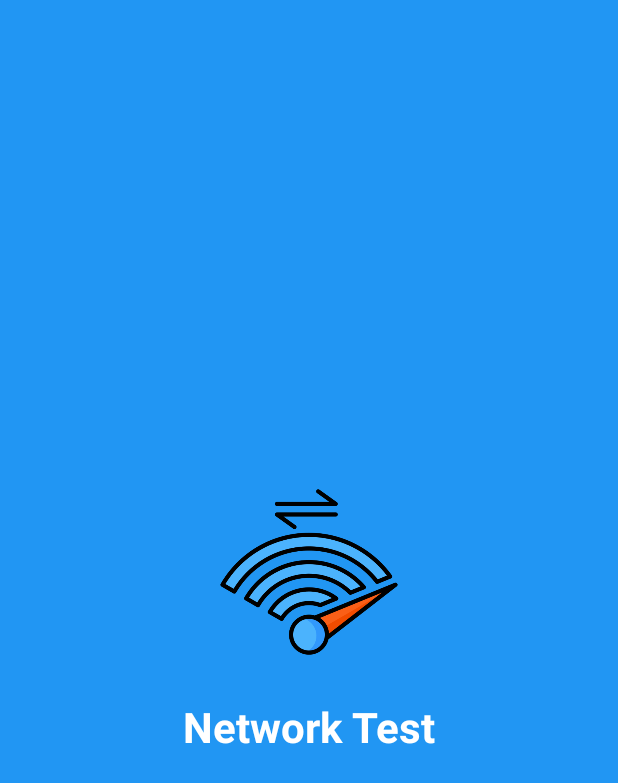
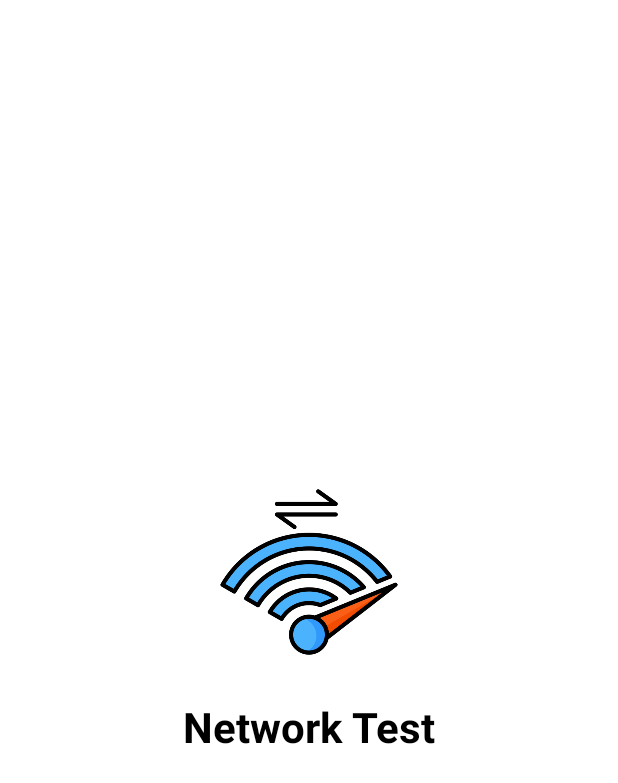
Before and after one commit to sabbir4hmed/Network_Test, an Android app: the SplashActivity screen opened directly, with no data from a screen before it, on a phone screen of 412 x 824 dp. Shown: the top 783 px of the screen. Run offline under Robolectric (Android 15) with nearby library versions, the light colour scheme and no system bars.

Commit message:
updated many items

```diff
--- a/app/src/main/java/com/sabbir/waltonmobile/networktest/FieldTest/SimTestActivity.java
+++ b/app/src/main/java/com/sabbir/waltonmobile/networktest/FieldTest/SimTestActivity.java
@@ -106,7 +106,7 @@ public class SimTestActivity extends AppCompatActivity {
 
     private void saveFieldTestData() {
         // Get current timestamp
-        String timestamp = new SimpleDateFormat("yyyy-MM-dd HH:mm:ss", Locale.getDefault()).format(new Date());
+        String timestamp = new SimpleDateFormat("yyyy-MM-dd hh:mm:ss", Locale.getDefault()).format(new Date());
 
         // Collect form data
         String id = etId.getText().toString().trim();
@@ -228,6 +228,7 @@ public class SimTestActivity extends AppCompatActivity {
         StringBuilder buildInfo = new StringBuilder();
         buildInfo.append("Android Version: ").append(Build.VERSION.RELEASE).append("\n");
         buildInfo.append("API Level: ").append(Build.VERSION.SDK_INT).append("\n");
+        buildInfo.append("Build Number: ").append(Build.DISPLAY).append("\n");
         buildInfo.append("Build ID: ").append(Build.ID).append("\n");
         buildInfo.append("Build Type: ").append(Build.TYPE).append("\n");
         buildInfo.append("Build Tags: ").append(Build.TAGS).append("\n");
--- a/app/src/main/res/layout/activity_splash.xml
+++ b/app/src/main/res/layout/activity_splash.xml
@@ -22,7 +22,7 @@
         android:layout_height="wrap_content"
         android:layout_marginTop="24dp"
         android:text="Network Test"
-        android:textColor="@color/white"
+        android:textColor="@color/black"
         android:textSize="28sp"
         android:textStyle="bold"
         app:layout_constraintBottom_toBottomOf="parent"
--- a/app/src/main/res/values/colors.xml
+++ b/app/src/main/res/values/colors.xml
@@ -2,7 +2,7 @@
 <resources>
     <color name="black">#FF000000</color>
     <color name="white">#FFFFFFFF</color>
-    <color name="splash_background">#2196F3</color>
+    <color name="splash_background">#FFFFFF</color>
     <color name="main_background">#F5F5F5</color>
     <color name="primary_text">#333333</color>
     <color name="info_text">#555555</color>
```
